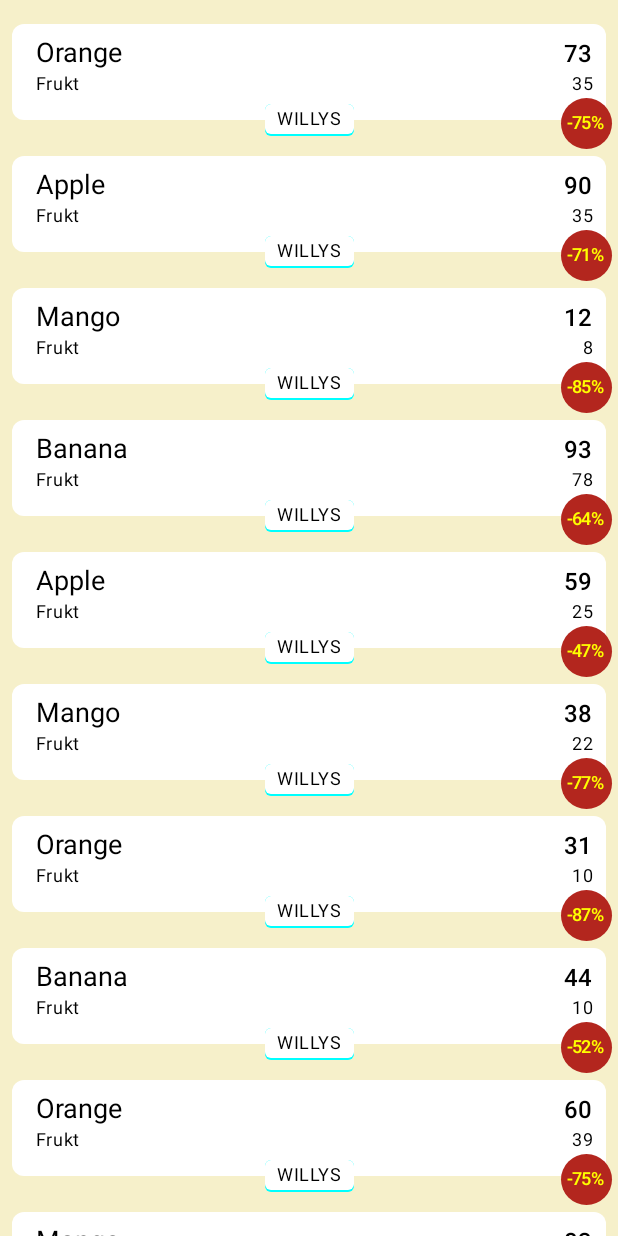
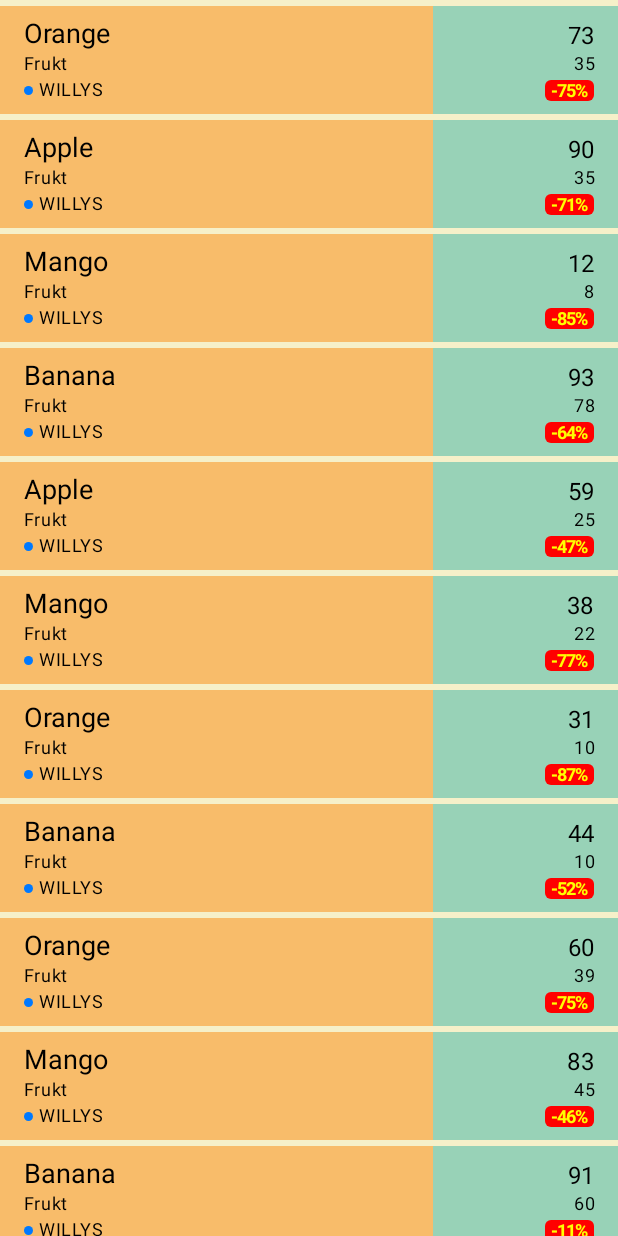
Before and after one commit to Rickard80/prismat, an Android app built with Jetpack Compose: the @Preview function DiscountScreenPreview, on a phone screen of 412 x 824 dp. Run offline under Robolectric (Android 15) with nearby library versions, the light colour scheme and no system bars.

Commit message:
Changed the theme colors

```diff
--- a/prismat-app/app/src/main/java/com/ecsolution/prismat/MainActivity.kt
+++ b/prismat-app/app/src/main/java/com/ecsolution/prismat/MainActivity.kt
@@ -27,7 +27,7 @@ Log.d(Constants.LOGCAT_FILTER, "${getString(R.string.app_name)} ${BuildConfig.VE
         }
 
         setContent {
-            PrismatTheme(dynamicColor = false, darkTheme = false) {
+            PrismatTheme(dynamicColor = false, /*darkTheme = false*/) {
                 when (discountViewModel.apiState) {
                     ApiState.Loading -> LoadingScreen()
                     ApiState.Success -> DiscountScreen(discountViewModel)
--- a/prismat-app/app/src/main/java/com/ecsolution/prismat/domain/viewmodel/DiscountViewModel.kt
+++ b/prismat-app/app/src/main/java/com/ecsolution/prismat/domain/viewmodel/DiscountViewModel.kt
@@ -56,6 +56,7 @@ class DiscountViewModel: ViewModel() {
     private suspend fun fetchWillysDiscounts(url: String): List<Discount> {
         val product: ProductWillys
 
+        Log.d(Constants.LOGCAT_FILTER, "URL: $url")
         try {
             product = apiService.getWillysProducts(url)
         } catch (e: Exception) {
@@ -71,10 +72,10 @@ class DiscountViewModel: ViewModel() {
                 val savedPrice = it.priceValue - it.savingsAmount
                 val percentage = 100 - (savedPrice / it.priceValue * 100).roundToInt()
 
-                Log.d(Constants.LOGCAT_FILTER, "fetchWillysDiscounts (${it.name}): $it")
+//                Log.d(Constants.LOGCAT_FILTER, "fetchWillysDiscounts (${it.name}): $it")
                 val promo = it.potentialPromotions.first()
                 val hasSpecialOffer = promo.conditionLabelFormatted.isNotEmpty()
-                val specialOffer = "${promo.conditionLabelFormatted} ${promo.rewardLabel}"
+                val specialOffer = "${promo.conditionLabelFormatted} ${promo.rewardLabel}".replace("+pant", "")
                 var comparePrice = it.comparePrice
                 var unit = "---"
 
--- a/prismat-app/app/src/main/java/com/ecsolution/prismat/presentation/discounts/DiscountScreen.kt
+++ b/prismat-app/app/src/main/java/com/ecsolution/prismat/presentation/discounts/DiscountScreen.kt
@@ -1,15 +1,16 @@
 package com.ecsolution.prismat.presentation.discounts
 
-import androidx.compose.foundation.layout.Column
+import androidx.compose.foundation.isSystemInDarkTheme
+import androidx.compose.foundation.layout.Arrangement
 import androidx.compose.foundation.layout.PaddingValues
 import androidx.compose.foundation.layout.fillMaxSize
-import androidx.compose.foundation.layout.padding
 import androidx.compose.foundation.lazy.LazyColumn
 import androidx.compose.foundation.lazy.items
 import androidx.compose.runtime.Composable
 import androidx.compose.runtime.collectAsState
 import androidx.compose.ui.Modifier
 import androidx.compose.ui.tooling.preview.Preview
+import androidx.compose.ui.unit.dp
 import com.ecsolution.prismat.domain.viewmodel.DiscountViewModel
 import com.ecsolution.prismat.presentation.discounts.components.DiscountItem
 import com.ecsolution.prismat.ui.theme.PrismatTheme
@@ -21,12 +22,14 @@ fun DiscountScreen(
     discountViewModel: DiscountViewModel
 ) {
     val discounts = discountViewModel.items.collectAsState()
+    val listSpacing = if (isSystemInDarkTheme()) 6.dp else 4.dp
 
     LazyColumn(
-        contentPadding = PaddingValues(top = Theme.spacing.half, bottom = Theme.spacing.normal),
+        contentPadding = PaddingValues(top = listSpacing, bottom = listSpacing),
+        verticalArrangement = Arrangement.spacedBy(listSpacing),
         modifier = Modifier.fillMaxSize()
     ) {
-        items(items = discounts.value) { discount ->
+        items(items = discounts.value, key = { item -> item.hashCode() }) { discount ->
             DiscountItem(discount)
         }
     }
--- a/prismat-app/app/src/main/java/com/ecsolution/prismat/presentation/discounts/components/DiscountItem.kt
+++ b/prismat-app/app/src/main/java/com/ecsolution/prismat/presentation/discounts/components/DiscountItem.kt
@@ -11,21 +11,17 @@ import androidx.compose.foundation.layout.fillMaxWidth
 import androidx.compose.foundation.layout.height
 import androidx.compose.foundation.layout.padding
 import androidx.compose.foundation.layout.size
-import androidx.compose.foundation.shape.CircleShape
 import androidx.compose.foundation.shape.RoundedCornerShape
 import androidx.compose.material.Text
 import androidx.compose.material3.MaterialTheme
 import androidx.compose.runtime.Composable
 import androidx.compose.ui.Alignment
 import androidx.compose.ui.Modifier
+import androidx.compose.ui.graphics.Brush
 import androidx.compose.ui.graphics.Color
-import androidx.compose.ui.layout.Layout
-import androidx.compose.ui.text.SpanStyle
-import androidx.compose.ui.text.buildAnnotatedString
+import androidx.compose.ui.text.style.TextAlign
 import androidx.compose.ui.text.style.TextOverflow
-import androidx.compose.ui.text.withStyle
 import androidx.compose.ui.tooling.preview.Preview
-import androidx.compose.ui.unit.IntOffset
 import androidx.compose.ui.unit.TextUnit
 import androidx.compose.ui.unit.TextUnitType
 import androidx.compose.ui.unit.dp
@@ -37,30 +33,46 @@ import com.ecsolution.prismat.ui.theme.spacing
 
 @Composable
 fun DiscountItem(item: Discount) {
+        val leftHandWeight = 0.7F
+        val rightHandWeight = 1 - leftHandWeight
 
-    Column(modifier = Modifier
-        .padding(end = Theme.spacing.half, top = Theme.spacing.half, bottom = Theme.spacing.normal, start = Theme.spacing.half)
-    ) {
+        val colorStops = arrayOf(
+            0.0f to MaterialTheme.colorScheme.secondary,
+            leftHandWeight to MaterialTheme.colorScheme.secondary,
+            leftHandWeight to MaterialTheme.colorScheme.tertiary,
+            1f to MaterialTheme.colorScheme.tertiary
+        )
+
         Column(modifier = Modifier
             .fillMaxWidth()
             .height(IntrinsicSize.Min)
-            .background(MaterialTheme.colorScheme.surface, RoundedCornerShape(8.dp))
-            .padding(end = Theme.spacing.half, top = Theme.spacing.half, bottom = Theme.spacing.normal, start = Theme.spacing.normal)
+            .background(
+                Brush.horizontalGradient(
+                    colorStops = colorStops
+                )
+            )
+            .padding(vertical = Theme.spacing.half, horizontal = Theme.spacing.normal)
         ) {
-            Row(verticalAlignment = Alignment.Bottom) {
+            Row(verticalAlignment = Alignment.Bottom, modifier = Modifier.padding(bottom = 1.dp)) {
                 Text(
                     text = item.title,
                     style = MaterialTheme.typography.titleLarge,
                     maxLines = 1,
                     overflow = TextOverflow.Ellipsis,
                     color = MaterialTheme.colorScheme.onSurface,
-                    modifier = Modifier.weight(1F).padding(end = Theme.spacing.half, bottom = 2.dp)
+                    modifier = Modifier.weight(leftHandWeight)
                 )
 
-                Text(text = item.price, style = MaterialTheme.typography.titleMedium, color = MaterialTheme.colorScheme.onSurface)
+                Text(text = item.price,
+                    textAlign = TextAlign.Right,
+                    maxLines = 1,
+                    style = MaterialTheme.typography.titleMedium,
+                    color = MaterialTheme.colorScheme.onSurface,
+                    modifier = Modifier.weight(rightHandWeight)
+                )
             }
 
-            Row {
+            Row(modifier = Modifier.padding(bottom = 1.dp)) {
                 item.subtitle?.let {
                     Text(
                         text = it,
@@ -68,78 +80,50 @@ fun DiscountItem(item: Discount) {
                         maxLines = 1,
                         overflow = TextOverflow.Ellipsis,
                         color = MaterialTheme.colorScheme.onSurface,
-                        modifier = Modifier.weight(1F).padding(end = Theme.spacing.half)
+                        modifier = Modifier.weight(leftHandWeight)
                     )
                 }
 
                 Spacer(modifier = Modifier.padding(Theme.spacing.half))
 
-                Text(text = item.comparePrice, style = MaterialTheme.typography.bodySmall, color = MaterialTheme.colorScheme.onSurface)
+                Text(text = item.comparePrice,
+                    textAlign = TextAlign.Right,
+                    style = MaterialTheme.typography.bodySmall,
+                    color = MaterialTheme.colorScheme.onSurface,
+                    modifier = Modifier.weight(rightHandWeight))
             }
 
+            Row {
+                Store(item.store.name, Color(0xFF0079FF), modifier = Modifier.weight(1F))
+
+                DiscountSign(discount = item.discount, modifier = Modifier.padding(top =1.dp))
+            }
         }
+}
 
-        Store(item.store.name, Color.Cyan)
 
-        DiscountSign(discount = item.discount)
+@Composable
+private fun Store(name: String, color: Color, modifier: Modifier) {
+    Row(verticalAlignment = Alignment.CenterVertically, modifier = modifier) {
+        Box(modifier = Modifier
+            .background(color, RoundedCornerShape(4.dp))
+            .size(6.dp)
+        )
+
+        Text(text = name, style = MaterialTheme.typography.bodySmall, color = MaterialTheme.colorScheme.onSurface, modifier = Modifier
+            .padding(start = Theme.spacing.quarter))
     }
 }
 
 @Composable
-private fun DiscountSign(discount: Int) {
-    val text = buildAnnotatedString {
-        withStyle(style = SpanStyle(letterSpacing = TextUnit(-0.7F, TextUnitType.Sp))) {
-            append("-$discount")
-        }
-
-        withStyle(style = SpanStyle(letterSpacing = TextUnit(1F, TextUnitType.Sp))) {
-            append("%")
-        }
-    }
-    Layout(content = {
-        Box(modifier = Modifier
-            .background(MaterialTheme.colorScheme.error, CircleShape)
-            .size(34.dp)
-            .padding(bottom = 1.dp)
-        ) {
-            Text(text = text, style = MaterialTheme.typography.labelMedium, letterSpacing = TextUnit(-0.7F, TextUnitType.Sp), color = Color.Yellow, modifier = Modifier
-                .align(Alignment.Center)
-            )
-        }
-    }) { measurables, constraints ->
-        val box = measurables[0].measure(constraints)
-
-        layout(0, 0) {
-            // Offset the box vertically to half the height of the box
-            box.placeRelative(IntOffset(constraints.maxWidth - box.width + 6, -box.height/2 + 3))
-        }
-    }
-}
-
-
-@Composable
-private fun Store(name: String, color: Color) {
-    Layout(content = {
-        Box(modifier = Modifier
-            .background(color, RoundedCornerShape(4.dp))
-            .padding(bottom = 1.dp)
-        ) {
-            Row(verticalAlignment = Alignment.CenterVertically, modifier = Modifier
-                .background(MaterialTheme.colorScheme.surface, RoundedCornerShape(4.dp))
-                .padding(horizontal = Theme.spacing.half, vertical = 2.dp)
-            ) {
-                Text(text = name, style = MaterialTheme.typography.bodySmall, color = MaterialTheme.colorScheme.onSurface)
-            }
-        }
-    }) {measurables, constraints ->
-        val box = measurables[0].measure(constraints)
-        val halfBoxWidth = box.width / 2
-        val halfBoxHeight = box.height / -2
-
-        layout(constraints.maxWidth, 0) {
-            // Offset the box vertically to half the height of the box
-            box.placeRelative(IntOffset(constraints.maxWidth / 2 - halfBoxWidth, halfBoxHeight))
-        }
+private fun DiscountSign(discount: Int, modifier: Modifier) {
+    Box(modifier = modifier
+        .background(Color.Red, RoundedCornerShape(4.dp))
+        .padding(start = 4.dp, end = 3.dp)
+    ) {
+        Text(text = "-${discount}%", style = MaterialTheme.typography.labelMedium, letterSpacing = TextUnit(-0.7F, TextUnitType.Sp), color = Color.Yellow, modifier = Modifier
+            .align(Alignment.Center)
+        )
     }
 }
 
@@ -151,7 +135,7 @@ fun DiscountItemPreview() {
         DiscountItem(
             Discount(
                 0,
-                "Titel som är",
+                "Titel som är väldigt lång och tilltagen",
                 "Subtitle  ska visa att titel när väldigt lång som tusan",
                 "100",
                 10,
--- a/prismat-app/app/src/main/java/com/ecsolution/prismat/presentation/loadingscreen/LoadingScreen.kt
+++ b/prismat-app/app/src/main/java/com/ecsolution/prismat/presentation/loadingscreen/LoadingScreen.kt
@@ -20,12 +20,11 @@ fun LoadingScreen() {
     ) {
         CircularProgressIndicator(
             modifier = Modifier.width(64.dp),
-            color = MaterialTheme.colorScheme.secondary,
-            trackColor = MaterialTheme.colorScheme.surfaceVariant
+            color = MaterialTheme.colorScheme.onSurface,
+            trackColor = MaterialTheme.colorScheme.tertiary
         )
     }
 }
-
 
 @Preview(showBackground = true)
 @Composable
--- a/prismat-app/app/src/main/res/values/themes.xml
+++ b/prismat-app/app/src/main/res/values/themes.xml
@@ -2,7 +2,7 @@
     <!-- Base application theme. -->
     <style name="Base.Theme.Prismat" parent="Theme.Material3.DayNight.NoActionBar">
         <!-- Customize your light theme here. -->
-        <item name="colorPrimary">@color/yellow</item>
+        <item name="android:windowBackground">@color/background</item>
     </style>
 
     <style name="Theme.Prismat" parent="Base.Theme.Prismat" />
```
Also changed, not shown: prismat-app/app/src/main/java/com/ecsolution/prismat/ui/theme/Color.kt (+14 -10 lines), prismat-app/app/src/main/java/com/ecsolution/prismat/ui/theme/Theme.kt (+7 -5 lines), prismat-app/app/src/main/java/com/ecsolution/prismat/ui/theme/Type.kt (+12 -0 lines), prismat-app/app/src/main/res/values/colors.xml (+1 -8 lines).
